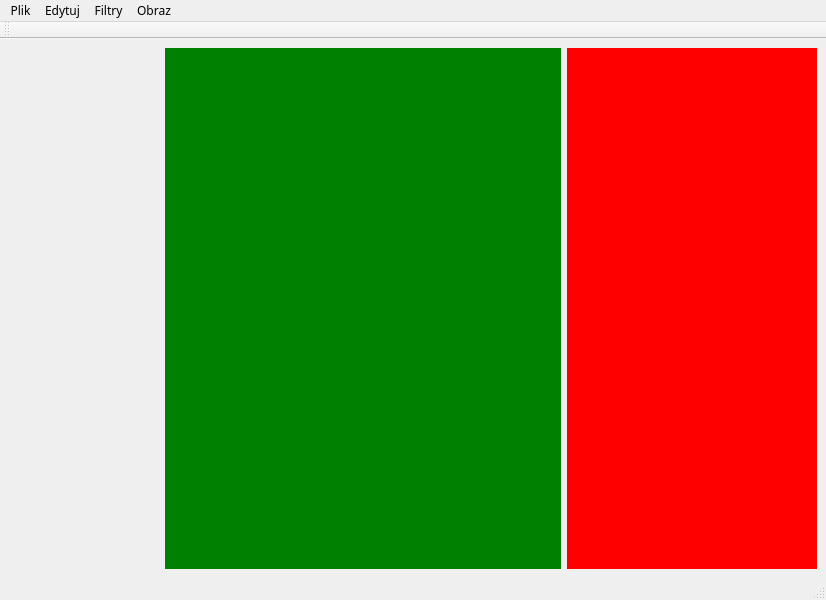
Before: the Qt Designer form src/uis/MainWindowX.ui in A1rWaxta/RasterShop, drawn with Qt 5.
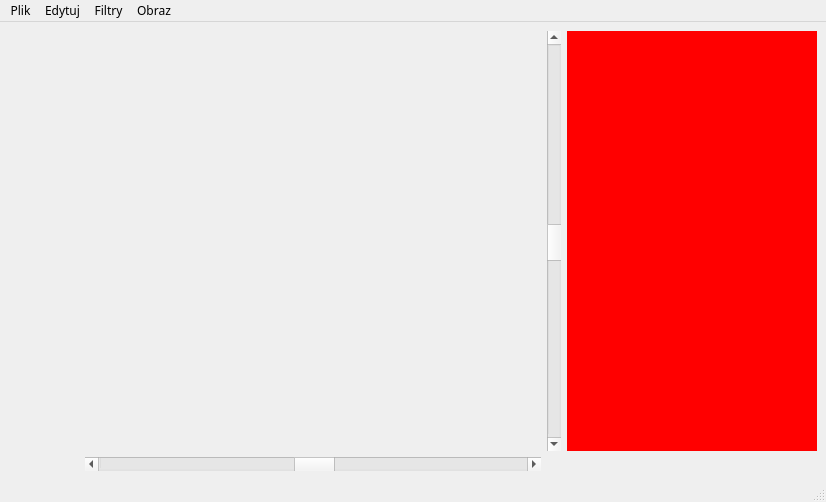
After: the same form once the commit is applied. Custom widgets are drawn as their Qt base class.

Commit message: Feature which makes user able to create empty Canvas has been added.

Patch:
```diff
--- a/src/uis/MainWindowX.ui
+++ b/src/uis/MainWindowX.ui
@@ -7,7 +7,7 @@
     <x>0</x>
     <y>0</y>
     <width>826</width>
-    <height>600</height>
+    <height>502</height>
    </rect>
   </property>
   <property name="sizePolicy">
@@ -38,21 +38,8 @@
   </property>
   <widget class="QWidget" name="centralwidget">
    <layout class="QGridLayout" name="gridLayout">
-    <item row="0" column="2">
-     <widget class="QWidget" name="widget_3" native="true">
-      <property name="maximumSize">
-       <size>
-        <width>250</width>
-        <height>16777215</height>
-       </size>
-      </property>
-      <property name="styleSheet">
-       <string notr="true">background-color: red;</string>
-      </property>
-     </widget>
-    </item>
     <item row="0" column="1">
-     <widget class="QWidget" name="widget_2" native="true">
+     <widget class="Canvas" name="canvas" native="true">
       <property name="baseSize">
        <size>
         <width>0</width>
@@ -62,16 +49,46 @@
       <property name="autoFillBackground">
        <bool>false</bool>
       </property>
+     </widget>
+    </item>
+    <item row="1" column="1">
+     <widget class="QScrollBar" name="horizontalScrollBar">
+      <property name="value">
+       <number>50</number>
+      </property>
+      <property name="orientation">
+       <enum>Qt::Horizontal</enum>
+      </property>
+     </widget>
+    </item>
+    <item row="0" column="3">
+     <widget class="QWidget" name="rightBar" native="true">
+      <property name="maximumSize">
+       <size>
+        <width>250</width>
+        <height>16777215</height>
+       </size>
+      </property>
       <property name="styleSheet">
-       <string notr="true">background-color: green;</string>
+       <string notr="true">background-color: red;</string>
+      </property>
+     </widget>
+    </item>
+    <item row="0" column="2">
+     <widget class="QScrollBar" name="verticalScrollBar">
+      <property name="value">
+       <number>50</number>
+      </property>
+      <property name="orientation">
+       <enum>Qt::Vertical</enum>
       </property>
      </widget>
     </item>
     <item row="0" column="0">
-     <widget class="ToolBar1" name="widget" native="true">
+     <widget class="ToolBar" name="toolBar" native="true">
       <property name="maximumSize">
        <size>
-        <width>150</width>
+        <width>70</width>
         <height>16777215</height>
        </size>
       </property>
@@ -120,7 +137,7 @@
      <string>Filtry</string>
     </property>
     <addaction name="actionRozmycie_Gaussa"/>
-    <addaction name="actionProgowanie"/>
+    <addaction name="actionThresholding"/>
     <addaction name="actionDopasowanie_kontrastu"/>
    </widget>
    <widget class="QMenu" name="menuObraz">
@@ -137,17 +154,6 @@
    <addaction name="menuFiltry"/>
    <addaction name="menuObraz"/>
   </widget>
-  <widget class="QToolBar" name="toolBar">
-   <property name="windowTitle">
-    <string>toolBar</string>
-   </property>
-   <attribute name="toolBarArea">
-    <enum>TopToolBarArea</enum>
-   </attribute>
-   <attribute name="toolBarBreak">
-    <bool>false</bool>
-   </attribute>
-  </widget>
   <action name="actionZako_cz">
    <property name="text">
     <string>Zakończ</string>
@@ -206,7 +212,7 @@
     <string>Rozmycie Gaussa</string>
    </property>
   </action>
-  <action name="actionProgowanie">
+  <action name="actionThresholding">
    <property name="text">
     <string>Progowanie</string>
    </property>
@@ -219,9 +225,15 @@
  </widget>
  <customwidgets>
   <customwidget>
-   <class>ToolBar1</class>
+   <class>ToolBar</class>
    <extends>QWidget</extends>
-   <header location="global">ToolBar1.h</header>
+   <header location="global">ToolBar.h</header>
+   <container>1</container>
+  </customwidget>
+  <customwidget>
+   <class>Canvas</class>
+   <extends>QWidget</extends>
+   <header location="global">Canvas.h</header>
    <container>1</container>
   </customwidget>
  </customwidgets>
```
The commit also changes 18 other files.
